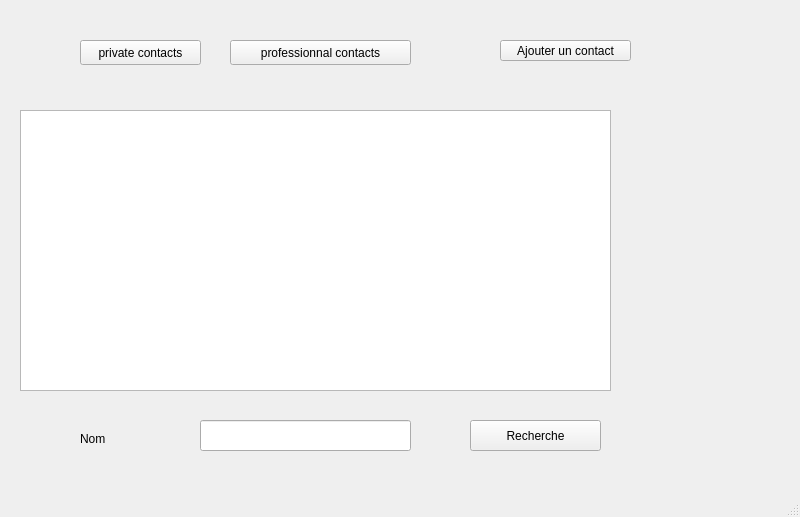
Above: mainwindow.ui from YannRaulet/projetCpp1 before the change. Below: the same form after it.
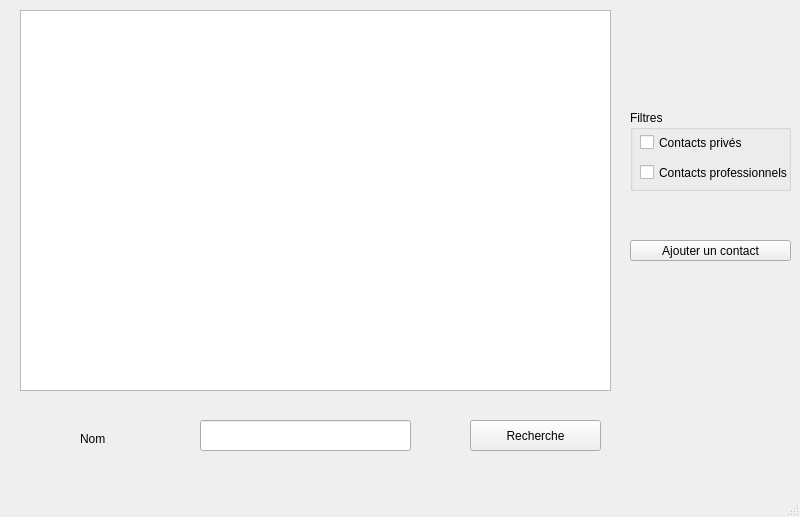
That is the form after the change.

Commit message: Redesign des filtres

What changed in the file:
```diff
--- a/mainwindow.ui
+++ b/mainwindow.ui
@@ -14,39 +14,13 @@
    <string>MainWindow</string>
   </property>
   <widget class="QWidget" name="centralwidget">
-   <widget class="QPushButton" name="pbPrivate">
-    <property name="geometry">
-     <rect>
-      <x>80</x>
-      <y>40</y>
-      <width>121</width>
-      <height>25</height>
-     </rect>
-    </property>
-    <property name="text">
-     <string>private contacts</string>
-    </property>
-   </widget>
-   <widget class="QPushButton" name="pbPro">
-    <property name="geometry">
-     <rect>
-      <x>230</x>
-      <y>40</y>
-      <width>181</width>
-      <height>25</height>
-     </rect>
-    </property>
-    <property name="text">
-     <string>professionnal contacts</string>
-    </property>
-   </widget>
    <widget class="QTableView" name="tableView">
     <property name="geometry">
      <rect>
       <x>20</x>
-      <y>110</y>
+      <y>10</y>
       <width>591</width>
-      <height>281</height>
+      <height>381</height>
      </rect>
     </property>
    </widget>
@@ -102,9 +76,9 @@
    <widget class="QPushButton" name="addContactButton">
     <property name="geometry">
      <rect>
-      <x>500</x>
-      <y>40</y>
-      <width>131</width>
+      <x>630</x>
+      <y>240</y>
+      <width>161</width>
       <height>21</height>
      </rect>
     </property>
@@ -112,6 +86,45 @@
      <string>Ajouter un contact</string>
     </property>
    </widget>
+   <widget class="QGroupBox" name="groupBox">
+    <property name="geometry">
+     <rect>
+      <x>630</x>
+      <y>110</y>
+      <width>161</width>
+      <height>81</height>
+     </rect>
+    </property>
+    <property name="title">
+     <string>Filtres</string>
+    </property>
+    <widget class="QCheckBox" name="pbPrivate">
+     <property name="geometry">
+      <rect>
+       <x>10</x>
+       <y>20</y>
+       <width>121</width>
+       <height>25</height>
+      </rect>
+     </property>
+     <property name="text">
+      <string>Contacts privés</string>
+     </property>
+    </widget>
+    <widget class="QCheckBox" name="pbPro">
+     <property name="geometry">
+      <rect>
+       <x>10</x>
+       <y>50</y>
+       <width>151</width>
+       <height>25</height>
+      </rect>
+     </property>
+     <property name="text">
+      <string>Contacts professionnels</string>
+     </property>
+    </widget>
+   </widget>
   </widget>
   <widget class="QMenuBar" name="menubar">
    <property name="geometry">
```
Left out of the diff: 2 changed lines with no effect on the pictures. The commit also changes 3 other files.
